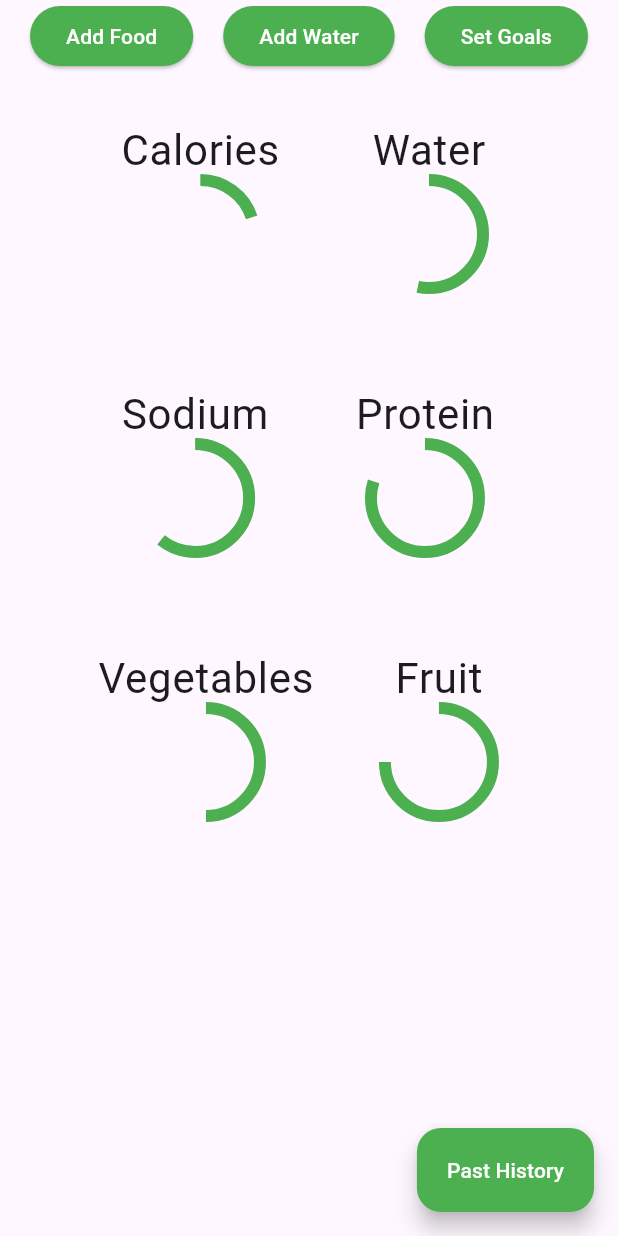
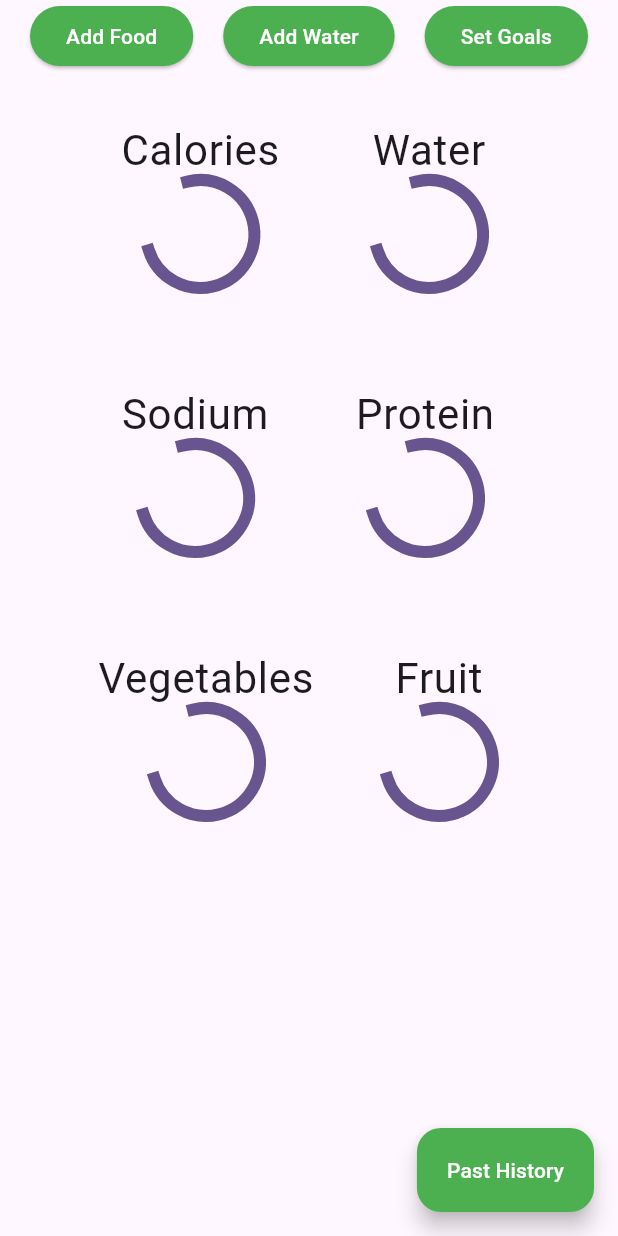
Before and after one commit to Uberkell/Health_App, a Flutter app: the UpdatingTrackerHomePage screen opened directly, on a phone screen of 412 x 824 dp. Run offline on Flutter 3.47's test engine with Material 3 defaults, Android fonts, the phone set to English and light mode, and no system bars; our stand-ins replace cloud_firestore, firebase_auth, firebase_core, firebase_storage, flutter_local_notifications, image_picker and 4 more; accounts and stored records are empty.

```diff
--- a/lib/pages/tracker_home_page.dart
+++ b/lib/pages/tracker_home_page.dart
@@ -29,6 +29,8 @@ class UpdatingTrackerHomePage extends StatefulWidget {
 
 class UpdatedState extends State<UpdatingTrackerHomePage> {
   final nameController = TextEditingController();
+
+  bool hasGoal = false;
 
   @override
   Widget build(BuildContext context) {
@@ -148,6 +150,14 @@ class UpdatedState extends State<UpdatingTrackerHomePage> {
     final vegGoalController = TextEditingController();
     final fruitGoalController = TextEditingController();
 
+
+    CircularProgressIndicator calProgress = CircularProgressIndicator();
+    CircularProgressIndicator waterProgress= CircularProgressIndicator();
+    CircularProgressIndicator sodiumProgress = CircularProgressIndicator();
+    CircularProgressIndicator proteinProgress = CircularProgressIndicator();
+    CircularProgressIndicator fruitProgress = CircularProgressIndicator();
+    CircularProgressIndicator vegProgress = CircularProgressIndicator();
+
     ElevatedButton setGoal = ElevatedButton(
       onPressed: () {
         showDialog(context: context,
@@ -259,6 +269,7 @@ class UpdatedState extends State<UpdatingTrackerHomePage> {
                                   }
                                   );
                                   message = 'Entry sent successfully';
+                                  hasGoal = true;
                                 } catch (e) {
                                   message = 'Error when sending entry';
                                 }
@@ -284,56 +295,31 @@ class UpdatedState extends State<UpdatingTrackerHomePage> {
     );
 
 
-
-    /*
-    Future<List<Widget>> getData() async {
-      final userId = FirebaseAuth.instance.currentUser?.uid;
-      QuerySnapshot query = await FirebaseFirestore.instance
-        .collection('Users')
-        .doc(userId)
-        .collection("Dates")
-        .doc("4-24-2024")
-        .collection("goals")
-        .get();
-      List<Widget> tempGoals = [];
-
-      await Future.forEach(query.docs, (doc) async {
-        Map<String, dynamic>? data = doc.data() as Map<String, dynamic>?;
-
-        if(data != null) {
-          var calGoal = data.entries.first.value;
-          var waterGoal = data.entries.elementAt(1).value;
-          var proteinGoal = data.entries.elementAt(2).value;
-          var sodiumGoal = data.entries.elementAt(3).value;
-          var fruitGoal = data.entries.elementAt(4).value;
-          var vegGoal = data.entries.elementAt(5).value;
-        }
-      });
-    } */
-
-      CircularProgressIndicator calProgress = CircularProgressIndicator(
-      value: 400/2000,
+    if(hasGoal) {
+      calProgress = CircularProgressIndicator(
+        value: 400 / 2000,
         color: Colors.green,);
 
-    CircularProgressIndicator waterProgress = CircularProgressIndicator(
-      value: 8/15,
+      waterProgress = CircularProgressIndicator(
+          value: 8 / 15,
           color: Colors.green);
 
-    CircularProgressIndicator sodiumProgress = CircularProgressIndicator(
-      value: 1400/2300,
+      sodiumProgress = CircularProgressIndicator(
+          value: 1400 / 2300,
           color: Colors.green);
 
-    CircularProgressIndicator proteinProgress = CircularProgressIndicator(
-      value: 80/100,
+      proteinProgress = CircularProgressIndicator(
+          value: 80 / 100,
           color: Colors.green);
 
-    CircularProgressIndicator fruitProgress = CircularProgressIndicator(
-      value: 3/4,
+      fruitProgress = CircularProgressIndicator(
+          value: 3 / 4,
           color: Colors.green);
 
-    CircularProgressIndicator vegProgress = CircularProgressIndicator(
-      value: 2/4,
+      vegProgress = CircularProgressIndicator(
+          value: 2 / 4,
           color: Colors.green);
+    }
 
     return Scaffold(
       body: Stack(
```
Lines whose indentation alone changed are shown as unchanged.
